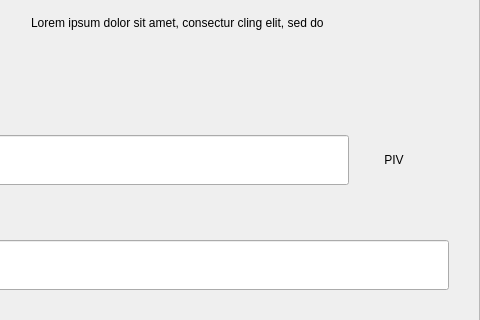
First picture: the form in src/qt/pivx/forms/requestdialog.ui, repository RapidsOfficial/Rapids, before the edit; both pictures show x 122 to 602 and y 123 to 443 of the 602 by 607 pixel window.
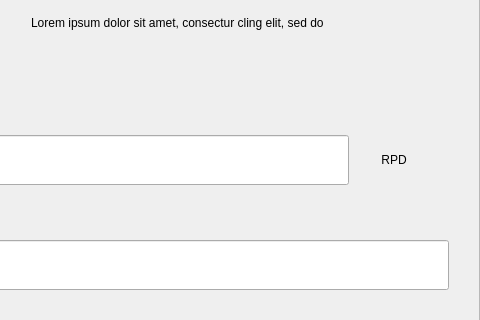
Second picture: the form after the edit.

```diff
--- a/src/qt/pivx/forms/requestdialog.ui
+++ b/src/qt/pivx/forms/requestdialog.ui
@@ -324,7 +324,7 @@
                    <item>
                     <widget class="QLabel" name="comboBoxCoin">
                      <property name="text">
-                      <string>PIV</string>
+                      <string>RPD</string>
                      </property>
                      <property name="alignment">
                       <set>Qt::AlignCenter</set>
```
